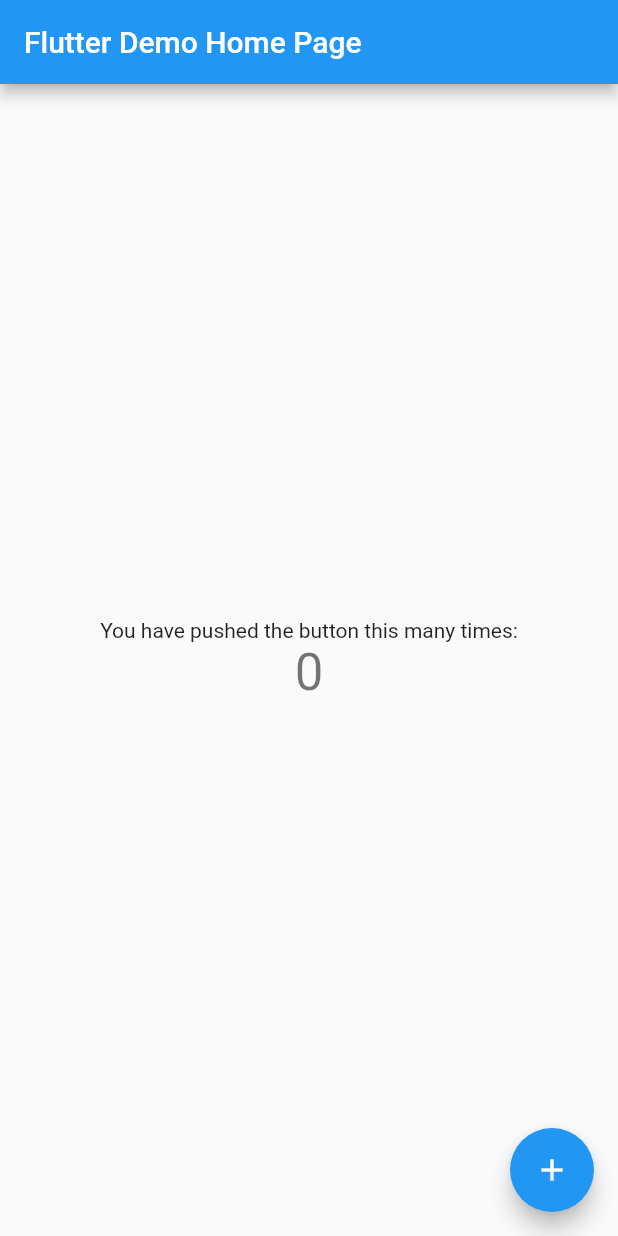
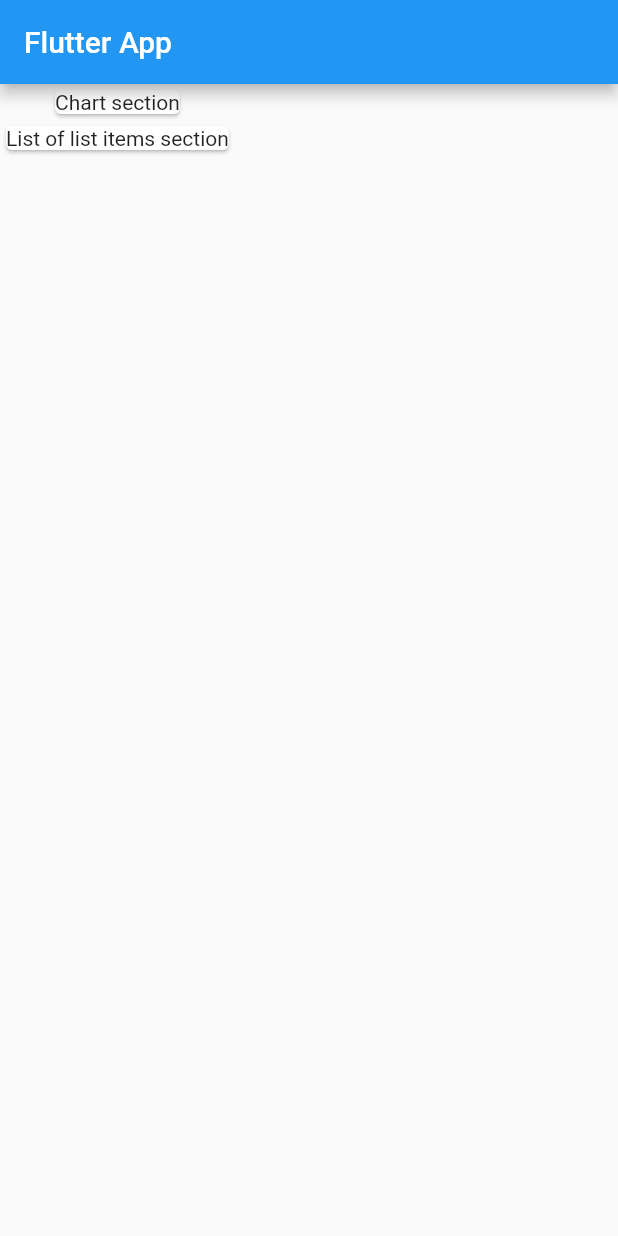
Before and after one commit to sachin96Boy/expance_demo_app, a Flutter app: the screen it shows after launch, on a phone screen of 412 x 824 dp. Run offline on Flutter 3.47's test engine with Material 2 defaults, Android fonts, the light colour scheme and no system bars.

Commit message:
chor: homepage divide to sections

```diff
--- a/lib/main.dart
+++ b/lib/main.dart
@@ -1,4 +1,5 @@
 import 'package:flutter/material.dart';
+import 'package:personal_expance_app/pages/home_page.dart';
 
 void main() {
   runApp(const MyApp());
@@ -24,92 +25,7 @@
         // is not restarted.
         primarySwatch: Colors.blue,
       ),
-      home: const MyHomePage(title: 'Flutter Demo Home Page'),
+      home: const HomePage(),
     );
   }
 }
-
-class MyHomePage extends StatefulWidget {
-  const MyHomePage({super.key, required this.title});
-
-  // This widget is the home page of your application. It is stateful, meaning
-  // that it has a State object (defined below) that contains fields that affect
-  // how it looks.
-
-  // This class is the configuration for the state. It holds the values (in this
-  // case the title) provided by the parent (in this case the App widget) and
-  // used by the build method of the State. Fields in a Widget subclass are
-  // always marked "final".
-
-  final String title;
-
-  @override
-  State<MyHomePage> createState() => _MyHomePageState();
-}
-
-class _MyHomePageState extends State<MyHomePage> {
-  int _counter = 0;
-
-  void _incrementCounter() {
-    setState(() {
-      // This call to setState tells the Flutter framework that something has
-      // changed in this State, which causes it to rerun the build method below
-      // so that the display can reflect the updated values. If we changed
-      // _counter without calling setState(), then the build method would not be
-      // called again, and so nothing would appear to happen.
-      _counter++;
-    });
-  }
-
-  @override
-  Widget build(BuildContext context) {
-    // This method is rerun every time setState is called, for instance as done
-    // by the _incrementCounter method above.
-    //
-    // The Flutter framework has been optimized to make rerunning build methods
-    // fast, so that you can just rebuild anything that needs updating rather
-    // than having to individually change instances of widgets.
-    return Scaffold(
-      appBar: AppBar(
-        // Here we take the value from the MyHomePage object that was created by
-        // the App.build method, and use it to set our appbar title.
-        title: Text(widget.title),
-      ),
-      body: Center(
-        // Center is a layout widget. It takes a single child and positions it
-        // in the middle of the parent.
-        child: Column(
-          // Column is also a layout widget. It takes a list of children and
-          // arranges them vertically. By default, it sizes itself to fit its
-          // children horizontally, and tries to be as tall as its parent.
-          //
-          // Invoke "debug painting" (press "p" in the console, choose the
-          // "Toggle Debug Paint" action from the Flutter Inspector in Android
-          // Studio, or the "Toggle Debug Paint" command in Visual Studio Code)
-          // to see the wireframe for each widget.
-          //
-          // Column has various properties to control how it sizes itself and
-          // how it positions its children. Here we use mainAxisAlignment to
-          // center the children vertically; the main axis here is the vertical
-          // axis because Columns are vertical (the cross axis would be
-          // horizontal).
-          mainAxisAlignment: MainAxisAlignment.center,
-          children: <Widget>[
-            const Text(
-              'You have pushed the button this many times:',
-            ),
-            Text(
-              '$_counter',
-              style: Theme.of(context).textTheme.headlineMedium,
-            ),
-          ],
-        ),
-      ),
-      floatingActionButton: FloatingActionButton(
-        onPressed: _incrementCounter,
-        tooltip: 'Increment',
-        child: const Icon(Icons.add),
-      ), // This trailing comma makes auto-formatting nicer for build methods.
-    );
-  }
-}
--- /dev/null
+++ b/lib/pages/home_page.dart
@@ -0,0 +1,24 @@
+import 'package:flutter/material.dart';
+
+class HomePage extends StatelessWidget {
+  const HomePage({super.key});
+
+  @override
+  Widget build(BuildContext context) {
+    return Scaffold(
+      appBar: AppBar(
+        title: const Text("Flutter App"),
+      ),
+      body: Column(
+        children: const [
+          Card(
+            child: Text('Chart section'),
+          ),
+          Card(
+            child: Text("List of list items section"),
+          )
+        ],
+      ),
+    );
+  }
+}
```
